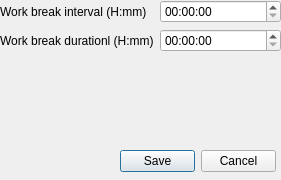
The window that QWorkBreak/SettingsDialog.ui (Leonid-SPB/QWorkBreak) describes before a commit, drawn with Qt 5.
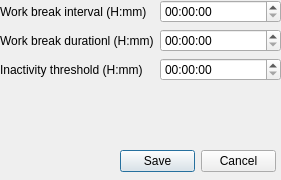
The same window after the commit.

Commit message: updated settings dialog

Diff of the .ui file:
```diff
--- a/QWorkBreak/SettingsDialog.ui
+++ b/QWorkBreak/SettingsDialog.ui
@@ -63,6 +63,23 @@
       </property>
      </widget>
     </item>
+    <item row="2" column="1">
+     <widget class="QTimeEdit" name="InactivityThresholdEdit">
+      <property name="locale">
+       <locale language="English" country="UnitedStates"/>
+      </property>
+      <property name="currentSection">
+       <enum>QDateTimeEdit::MinuteSection</enum>
+      </property>
+     </widget>
+    </item>
+    <item row="2" column="0">
+     <widget class="QLabel" name="label_3">
+      <property name="text">
+       <string>Inactivity threshold (H:mm)</string>
+      </property>
+     </widget>
+    </item>
    </layout>
   </widget>
   <widget class="QDialogButtonBox" name="buttonBox">
```
The commit also changes 3 other files.
